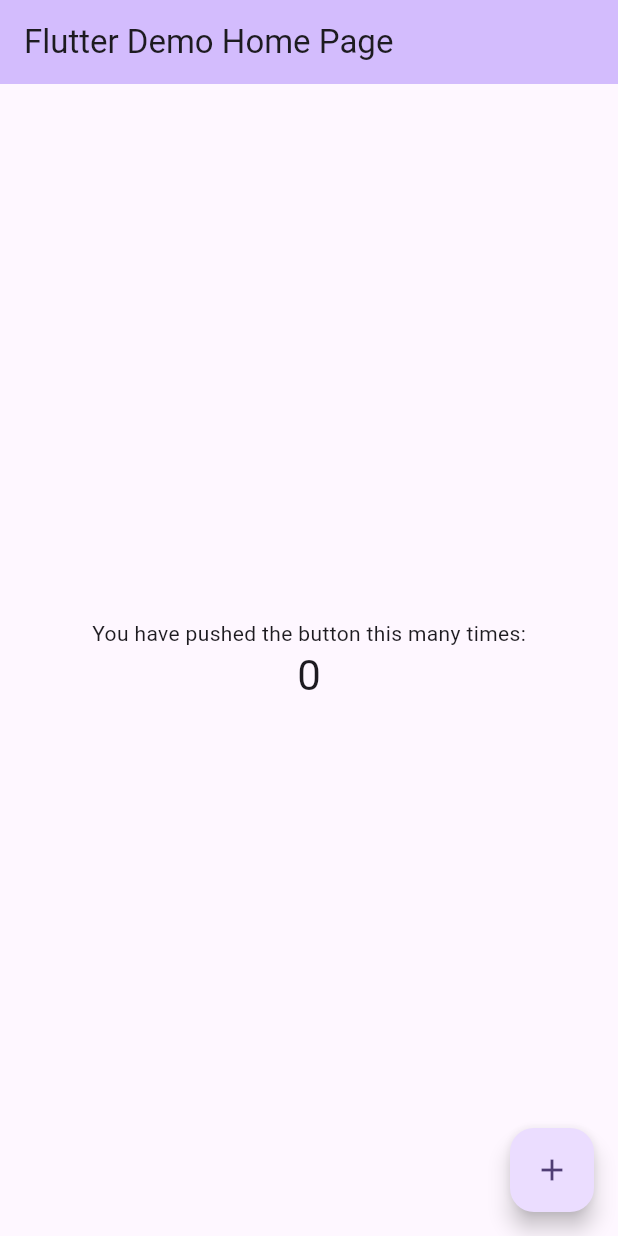
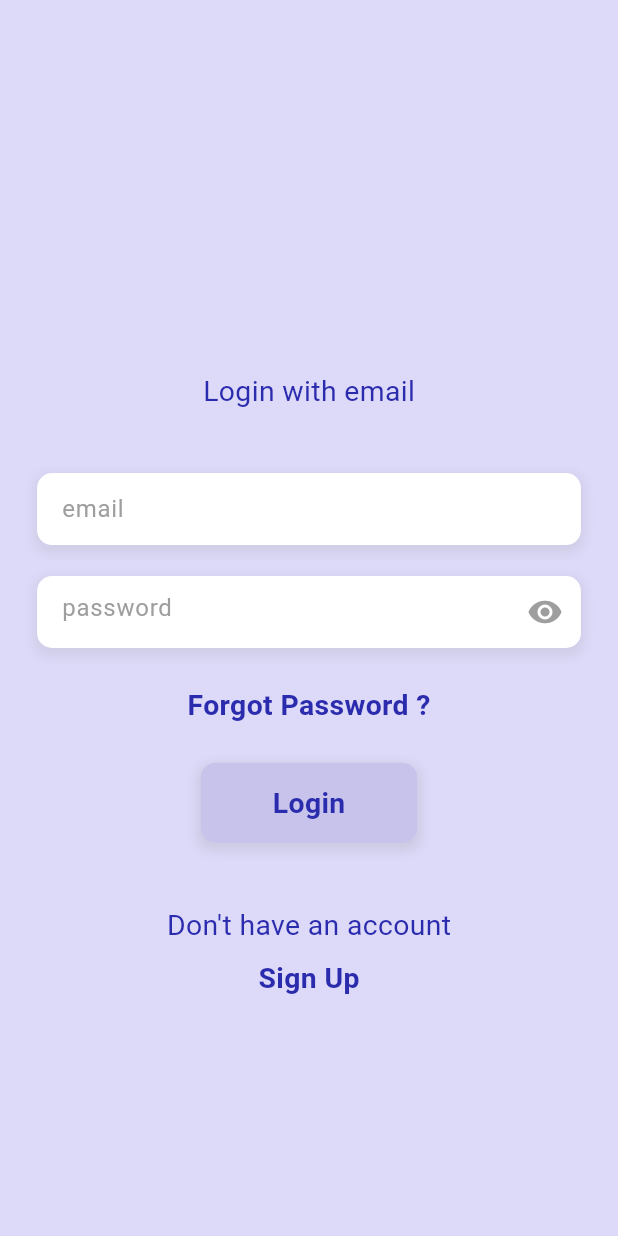
Before and after one commit to Amit-Aditaya/gorin_test, a Flutter app: the screen it shows after launch, on a phone screen of 412 x 824 dp. Run offline on Flutter 3.47's test engine with Material 3 defaults, Android fonts, the light colour scheme and no system bars; our stand-ins replace flutter_screenutil.

Commit message:
login page ui complete

```diff
--- /dev/null
+++ b/lib/core/constants/constants.dart
@@ -0,0 +1,6 @@
+import 'package:flutter_screenutil/flutter_screenutil.dart';
+
+class Constants {
+  static double appHorizontalPadding = 0.06.sw;
+  static double appVerticalPadding = 0.05.sh;
+}
--- /dev/null
+++ b/lib/core/theme/app_colors.dart
@@ -0,0 +1,6 @@
+class AppColors {
+  static const int backgroundColor = 0xffDCD9F9;
+  static const int backgroundColor2 = 0xffDBDDEC;
+  static const int primaryColor = 0xff2B2BAE;
+  static const int grey = 0xFF9E9E9E;
+}
--- /dev/null
+++ b/lib/core/utils/validator.dart
@@ -0,0 +1,51 @@
+class Validators {
+  /// Validates an email.
+  static String? validateEmail(String? value) {
+    if (value == null || value.isEmpty) {
+      return 'Please enter your email';
+    }
+    const String emailPattern = r'^[a-zA-Z0-9.]+@[a-zA-Z0-9]+\.[a-zA-Z]+$';
+    final RegExp regex = RegExp(emailPattern);
+    if (!regex.hasMatch(value)) {
+      return 'Please enter a valid email address';
+    }
+    return null;
+  }
+
+  /// Validates a password.
+  static String? validatePassword(String? value) {
+    if (value == null || value.isEmpty) {
+      return 'Please enter your password';
+    }
+    if (value.length < 8) {
+      return 'Password must be at least 8 characters long';
+    }
+    if (!RegExp(r'[A-Z]').hasMatch(value)) {
+      return 'Password must contain at least one uppercase letter';
+    }
+    if (!RegExp(r'[a-z]').hasMatch(value)) {
+      return 'Password must contain at least one lowercase letter';
+    }
+    if (!RegExp(r'[0-9]').hasMatch(value)) {
+      return 'Password must contain at least one number';
+    }
+    if (!RegExp(r'[!@#$%^&*(),.?":{}|<>]').hasMatch(value)) {
+      return 'Password must contain at least one special character';
+    }
+    return null;
+  }
+
+  /// Validates a full name.
+  static String? validateFullName(String? value) {
+    if (value == null || value.isEmpty) {
+      return 'Please enter your full name';
+    }
+    if (value.length < 3) {
+      return 'Full name must be at least 3 characters long';
+    }
+    if (!RegExp(r'^[a-zA-Z\s]+$').hasMatch(value)) {
+      return 'Full name can only contain letters and spaces';
+    }
+    return null;
+  }
+}
--- /dev/null
+++ b/lib/core/widgets/scaffolds/app_scaffold.dart
@@ -0,0 +1,24 @@
+import 'package:flutter/material.dart';
+import 'package:gorin_test/core/constants/constants.dart';
+import 'package:gorin_test/core/theme/app_colors.dart';
+
+class AppScaffold extends StatelessWidget {
+  // const AppScaffold({super.key});
+  final Widget body;
+
+  const AppScaffold({super.key, required this.body});
+
+  @override
+  Widget build(BuildContext context) {
+    return Scaffold(
+      backgroundColor: const Color(AppColors.backgroundColor),
+      body: Container(
+        padding: EdgeInsets.symmetric(
+            horizontal: Constants.appHorizontalPadding,
+            vertical: Constants.appVerticalPadding),
+        width: double.infinity,
+        child: body,
+      ),
+    );
+  }
+}
--- /dev/null
+++ b/lib/core/widgets/textfields/primary_textfeild.dart
@@ -0,0 +1,50 @@
+import 'package:flutter/material.dart';
+import 'package:flutter_screenutil/flutter_screenutil.dart';
+import 'package:gorin_test/core/theme/app_colors.dart';
+
+class PrimaryTextfield extends StatelessWidget {
+  //const PrimaryTextfield({super.key});
+  final String hintText;
+  final String? Function(String?)? validator;
+  final TextEditingController controller;
+  Widget? suffixIcon;
+
+  PrimaryTextfield(
+      {super.key,
+      required this.hintText,
+      required this.validator,
+      required this.controller,
+      this.suffixIcon});
+
+  @override
+  Widget build(BuildContext context) {
+    return Container(
+      width: double.infinity, // Adjust width as needed
+      decoration: BoxDecoration(
+        color: Colors.white, // Set background color
+        borderRadius: BorderRadius.circular(10),
+        boxShadow: [
+          BoxShadow(
+            color: const Color(AppColors.grey).withOpacity(.2),
+            spreadRadius: 2,
+            blurRadius: 5,
+            offset: const Offset(0, 3),
+          ),
+        ],
+      ),
+      child: TextFormField(
+        validator: validator,
+        decoration: InputDecoration(
+          border: InputBorder.none,
+          contentPadding:
+              EdgeInsets.symmetric(horizontal: 0.04.sw, vertical: 0.012.sh),
+          hintText: hintText,
+          hintStyle: const TextStyle(
+            color: Colors.grey,
+          ),
+          suffixIcon: suffixIcon,
+        ),
+      ),
+    );
+  }
+}
--- /dev/null
+++ b/lib/core/widgets/texts/emphasis_text.dart
@@ -0,0 +1,21 @@
+import 'package:flutter/material.dart';
+import 'package:flutter_screenutil/flutter_screenutil.dart';
+import 'package:gorin_test/core/theme/app_colors.dart';
+
+class EmphasisText extends StatelessWidget {
+  final String text;
+
+  const EmphasisText({super.key, required this.text});
+
+  @override
+  Widget build(BuildContext context) {
+    return Text(
+      text,
+      style: TextStyle(
+        fontSize: 18.sp,
+        fontWeight: FontWeight.w700,
+        color: const Color(AppColors.primaryColor),
+      ),
+    );
+  }
+}
--- /dev/null
+++ b/lib/core/widgets/texts/info_text.dart
@@ -0,0 +1,21 @@
+import 'package:flutter/material.dart';
+import 'package:flutter_screenutil/flutter_screenutil.dart';
+import 'package:gorin_test/core/theme/app_colors.dart';
+
+class InfoText extends StatelessWidget {
+  final String text;
+
+  const InfoText({super.key, required this.text});
+
+  @override
+  Widget build(BuildContext context) {
+    return Text(
+      text,
+      style: TextStyle(
+        fontSize: 18.sp,
+        fontWeight: FontWeight.w400,
+        color: const Color(AppColors.primaryColor),
+      ),
+    );
+  }
+}
--- a/lib/main.dart
+++ b/lib/main.dart
@@ -1,4 +1,7 @@
 import 'package:flutter/material.dart';
+import 'package:flutter_screenutil/flutter_screenutil.dart';
+import 'package:gorin_test/core/theme/app_colors.dart';
+import 'package:gorin_test/presentation/screens/login_screen.dart';
 
 void main() {
   runApp(const MyApp());
@@ -9,61 +12,21 @@ class MyApp extends StatelessWidget {
 
   @override
   Widget build(BuildContext context) {
+    return ScreenUtilInit(
+        designSize: const Size(392, 783),
+        minTextAdapt: true,
+        splitScreenMode: true,
+        builder: (_, child) {
           return MaterialApp(
             title: 'Flutter Demo',
+            debugShowCheckedModeBanner: false,
             theme: ThemeData(
-        colorScheme: ColorScheme.fromSeed(seedColor: Colors.deepPurple),
+              colorScheme: ColorScheme.fromSeed(
+                  seedColor: const Color(AppColors.primaryColor)),
               useMaterial3: true,
             ),
-      home: const MyHomePage(title: 'Flutter Demo Home Page'),
+            home: LoginScreen(),
           );
+        });
   }
 }
-
-class MyHomePage extends StatefulWidget {
-  const MyHomePage({super.key, required this.title});
-
-  final String title;
-
-  @override
-  State<MyHomePage> createState() => _MyHomePageState();
-}
-
-class _MyHomePageState extends State<MyHomePage> {
-  int _counter = 0;
-
-  void _incrementCounter() {
-    setState(() {
-      _counter++;
-    });
-  }
-
-  @override
-  Widget build(BuildContext context) {
-    return Scaffold(
-      appBar: AppBar(
-        backgroundColor: Theme.of(context).colorScheme.inversePrimary,
-        title: Text(widget.title),
-      ),
-      body: Center(
-        child: Column(
-          mainAxisAlignment: MainAxisAlignment.center,
-          children: <Widget>[
-            const Text(
-              'You have pushed the button this many times:',
-            ),
-            Text(
-              '$_counter',
-              style: Theme.of(context).textTheme.headlineMedium,
-            ),
-          ],
-        ),
-      ),
-      floatingActionButton: FloatingActionButton(
-        onPressed: _incrementCounter,
-        tooltip: 'Increment',
-        child: const Icon(Icons.add),
-      ),
-    );
-  }
-}
--- /dev/null
+++ b/lib/presentation/screens/login_screen.dart
@@ -0,0 +1,76 @@
+import 'package:flutter/material.dart';
+import 'package:flutter_screenutil/flutter_screenutil.dart';
+import 'package:gorin_test/core/theme/app_colors.dart';
+import 'package:gorin_test/core/utils/validator.dart';
+import 'package:gorin_test/core/widgets/scaffolds/app_scaffold.dart';
+import 'package:gorin_test/core/widgets/textfields/primary_textfeild.dart';
+import 'package:gorin_test/core/widgets/texts/emphasis_text.dart';
+import 'package:gorin_test/core/widgets/texts/info_text.dart';
+import 'package:gorin_test/presentation/widgets/login_button.dart';
+
+class LoginScreen extends StatelessWidget {
+  LoginScreen({super.key});
+
+  final GlobalKey<FormState> _formKey = GlobalKey<FormState>();
+  final TextEditingController _emailController = TextEditingController();
+  final TextEditingController _passwordController = TextEditingController();
+
+  @override
+  Widget build(BuildContext context) {
+    return AppScaffold(
+        body: SingleChildScrollView(
+      child: Form(
+        key: _formKey,
+        child: Column(
+          crossAxisAlignment: CrossAxisAlignment.center,
+          children: [
+            SizedBox(
+              height: 0.25.sh,
+            ),
+            const InfoText(text: 'Login with email'),
+            SizedBox(
+              height: 0.05.sh,
+            ),
+            PrimaryTextfield(
+              controller: _emailController,
+              hintText: 'email',
+              validator: Validators.validateEmail,
+            ),
+            SizedBox(
+              height: 0.025.sh,
+            ),
+            PrimaryTextfield(
+              controller: _passwordController,
+              validator: Validators.validatePassword,
+              hintText: 'password',
+              suffixIcon: const Icon(
+                Icons.visibility,
+                color: Color(AppColors.grey),
+              ),
+            ),
+            SizedBox(
+              height: 0.03.sh,
+            ),
+            const EmphasisText(text: "Forgot Password ?"),
+            SizedBox(
+              height: 0.03.sh,
+            ),
+            LoginButton(
+                text: 'Login',
+                onTap: () {
+                  _formKey.currentState!.validate();
+                }),
+            SizedBox(
+              height: 0.05.sh,
+            ),
+            const InfoText(text: "Don't have an account"),
+            SizedBox(
+              height: 0.01.sh,
+            ),
+            const EmphasisText(text: 'Sign Up')
+          ],
+        ),
+      ),
+    ));
+  }
+}
--- /dev/null
+++ b/lib/presentation/widgets/login_button.dart
@@ -0,0 +1,42 @@
+import 'package:flutter/material.dart';
+import 'package:flutter_screenutil/flutter_screenutil.dart';
+import 'package:gorin_test/core/theme/app_colors.dart';
+import 'package:gorin_test/core/widgets/texts/emphasis_text.dart';
+
+class LoginButton extends StatelessWidget {
+  //const LoginButton({super.key});
+  final String text;
+  final Function onTap;
+
+  const LoginButton({super.key, required this.text, required this.onTap});
+
+  @override
+  Widget build(BuildContext context) {
+    return InkWell(
+      onTap: () {
+        onTap();
+      },
+      child: Container(
+        height: .065.sh,
+        width: .35.sw,
+        decoration: BoxDecoration(
+          color: const Color(0xffc7c3eb),
+          borderRadius: BorderRadius.circular(10),
+          boxShadow: [
+            BoxShadow(
+              color: const Color(AppColors.grey).withOpacity(.25),
+              spreadRadius: 2,
+              blurRadius: 5,
+              offset: const Offset(0, 3),
+            ),
+          ],
+        ),
+        child: Center(
+          child: EmphasisText(
+            text: text,
+          ),
+        ),
+      ),
+    );
+  }
+}
--- a/pubspec.yaml
+++ b/pubspec.yaml
@@ -41,6 +41,7 @@ dependencies:
   firebase_storage: ^11.1.0
   provider: ^6.0.0
   image_picker: ^0.8.7+5
+  flutter_screenutil: ^5.9.3
 
 dev_dependencies:
   flutter_test:
```
Also changed, not shown: pubspec.lock, 1 other file. Lines whose indentation alone changed are shown as unchanged.
